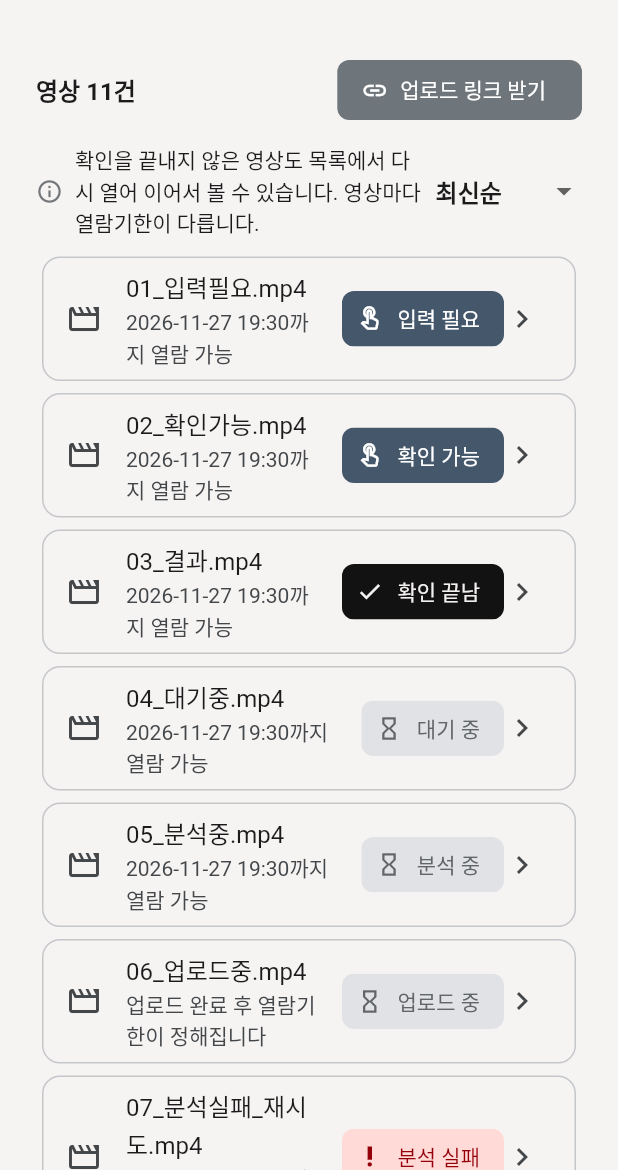
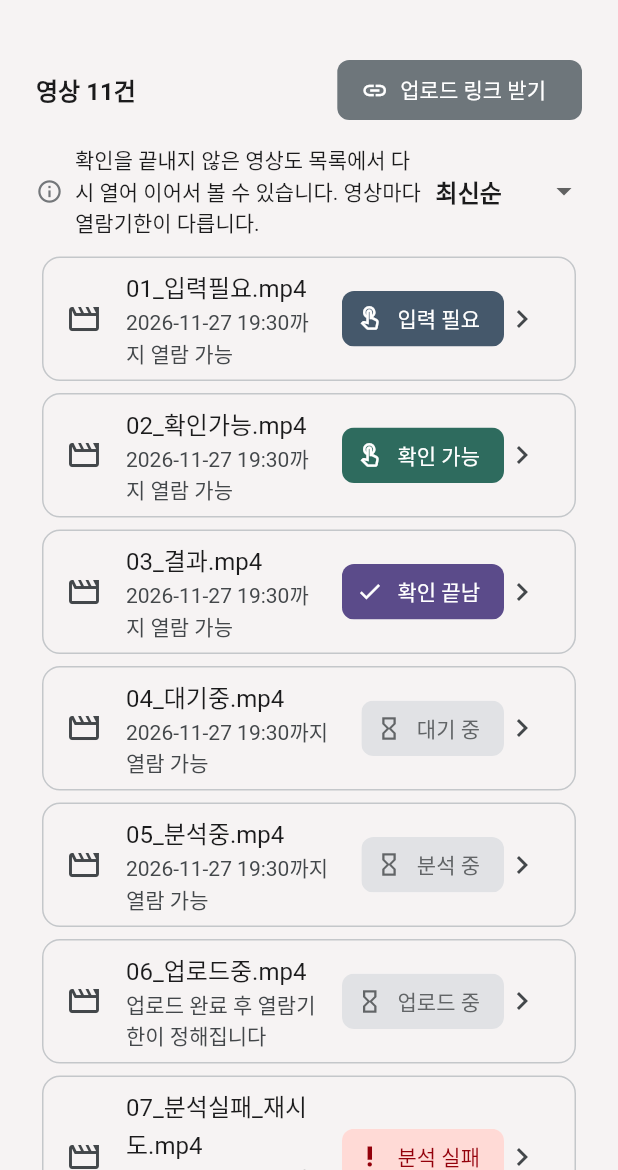
Before and after one commit to lG1l/parking_lot_detection, a Flutter app: the PageFrame screen opened directly with empty values, after a tap on "마스킹 기반 주차장 CCTV 후보선별 서비스", on a phone screen of 412 x 824 dp, the part 66-1236 px from its top. Run offline on Flutter 3.47's test engine with Material 3 defaults, Android fonts, the phone set to English and light mode, and no system bars; our stand-ins replace flutter_riverpod, go_router, web; missing offline and left inert: dart:js_interop; Roboto replaces fonts that are missing (Pretendard).

Commit message:
task(frontend): 목록 끝 상태를 "확인 끝남"으로 합치고 확인 가능·확인 끝남 칩 색 변경 (D-185)
확인 가능 = 청록 #2E6B5E, 확인 끝남(finished·exhausted) = 보라회색 #5B4B8A, 입력 필요는 tertiary 그대로
검증: flutter analyze → 문제 없음, flutter test → 49개 통과

Co-Authored-By: Claude Opus 5.5 <noreply@anthropic.com>

```diff
--- a/frontend/lib/app/theme.dart
+++ b/frontend/lib/app/theme.dart
@@ -3,7 +3,11 @@ import 'package:flutter/material.dart';
 // 색 코드는 여기 한 번만 적는다(D-183).
 const _grayAccent = Color(0xFF6E767B); // 강조색. 흰 글자와 명암비 4.63:1
 const _pointColor = Color(0xFF45586B); // 영상 목록 "할 일" 칩
-const _blackColor = Color(0xFF121212); // "끝남" 칩, 스낵바 바탕
+const _blackColor = Color(0xFF121212); // 스낵바 바탕
+
+// 영상 목록 칩 전용 색. ColorScheme에 맞는 자리가 없어 이름으로 내보낸다 (D-185).
+const reviewChipColor = Color(0xFF2E6B5E); // "확인 가능" 청록. 흰 글자와 6.2:1
+const doneChipColor = Color(0xFF5B4B8A); // "확인 끝남" 보라회색. 흰 글자와 7.5:1
 
 const _fontFamily = 'Pretendard';
 
--- a/frontend/lib/core/models/video.dart
+++ b/frontend/lib/core/models/video.dart
@@ -25,7 +25,7 @@ String statusLabel(String status) => switch (status) {
   VideoStatus.stage2Running => '분석 중',
   VideoStatus.ready || VideoStatus.batchRunning => '확인 가능',
   VideoStatus.finished => '확인 끝남',
-  VideoStatus.exhausted => '후보 확인 완료',
+  VideoStatus.exhausted => '확인 끝남', // finished와 같은 이름 (D-185)
   VideoStatus.failed => '분석 실패',
   _ => status,
 };
--- a/frontend/lib/features/videos/video_list_page.dart
+++ b/frontend/lib/features/videos/video_list_page.dart
@@ -2,6 +2,7 @@ import 'package:flutter/material.dart';
 import 'package:flutter_riverpod/flutter_riverpod.dart';
 import 'package:go_router/go_router.dart';
 
+import '../../app/theme.dart';
 import '../../core/api/api.dart';
 import '../../core/api/api_error.dart';
 import '../../core/format.dart';
@@ -168,7 +169,7 @@ class _VideoListPageState extends ConsumerState<VideoListPage> {
   }
 }
 
-/// 상태 묶음별 색·아이콘 칩 (D-182). 색은 테마 이름으로만 쓴다.
+/// 상태 묶음별 색·아이콘 칩 (D-182, D-185).
 class _StatusChip extends StatelessWidget {
   const _StatusChip(this.status);
 
@@ -178,9 +179,11 @@ class _StatusChip extends StatelessWidget {
   Widget build(BuildContext context) {
     final scheme = Theme.of(context).colorScheme;
     final (background, foreground, icon) = switch (statusGroup(status)) {
-      StatusGroup.todo => (scheme.tertiary, scheme.onTertiary, Icons.touch_app_outlined),
+      StatusGroup.todo when status == VideoStatus.stage1Done =>
+        (scheme.tertiary, scheme.onTertiary, Icons.touch_app_outlined),
+      StatusGroup.todo => (reviewChipColor, Colors.white, Icons.touch_app_outlined),
       StatusGroup.waiting => (scheme.secondaryContainer, scheme.onSecondaryContainer, Icons.hourglass_empty),
-      StatusGroup.done => (scheme.inverseSurface, scheme.onInverseSurface, Icons.check),
+      StatusGroup.done => (doneChipColor, Colors.white, Icons.check),
       StatusGroup.problem => (scheme.errorContainer, scheme.onErrorContainer, Icons.priority_high),
     };
     return Chip(
```
